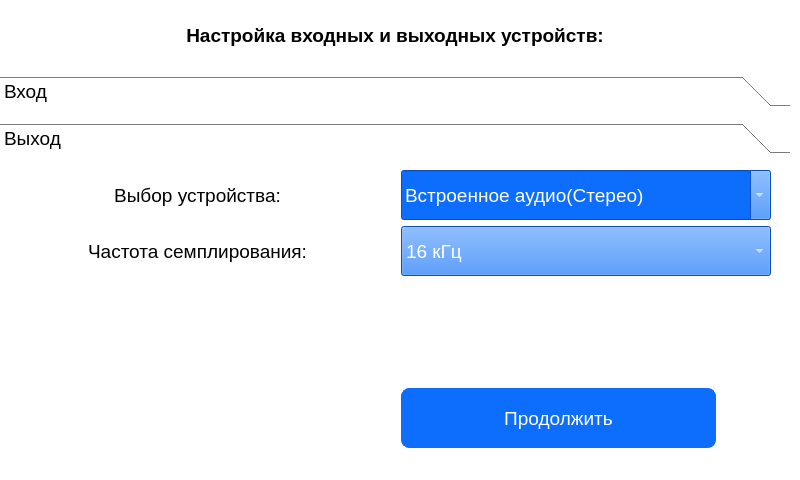
First picture: the form in win_client.ui, repository PloticynaEl/SDR, before the edit.
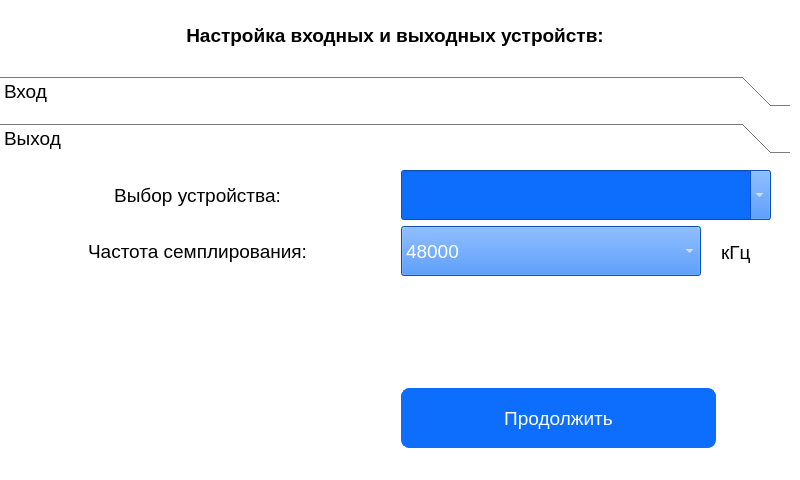
Second picture: the form after the edit. The open tabs and pages were chosen to show the change.

Diff of the .ui file:
```diff
--- a/win_client.ui
+++ b/win_client.ui
@@ -1078,7 +1078,7 @@
           <x>0</x>
           <y>0</y>
           <width>774</width>
-          <height>293</height>
+          <height>323</height>
          </rect>
         </property>
         <layout class="QFormLayout" name="formLayout_4">
@@ -1347,11 +1347,6 @@
            <property name="editable">
             <bool>true</bool>
            </property>
-           <item>
-            <property name="text">
-             <string>Встроенное аудио(Стерео)</string>
-            </property>
-           </item>
           </widget>
          </item>
          <item row="1" column="0">
@@ -1397,17 +1392,60 @@
            </property>
           </widget>
          </item>
+         <item row="2" column="1">
+          <widget class="QFrame" name="frame">
+           <property name="minimumSize">
+            <size>
+             <width>0</width>
+             <height>80</height>
+            </size>
+           </property>
+           <property name="frameShape">
+            <enum>QFrame::NoFrame</enum>
+           </property>
+           <property name="frameShadow">
+            <enum>QFrame::Raised</enum>
+           </property>
+          </widget>
+         </item>
          <item row="1" column="1">
-          <widget class="QComboBox" name="comboBox_output_samp_freq">
+          <widget class="QFrame" name="frame_2">
            <property name="minimumSize">
             <size>
              <width>370</width>
+             <height>60</height>
+            </size>
+           </property>
+           <property name="maximumSize">
+            <size>
+             <width>370</width>
+             <height>60</height>
+            </size>
+           </property>
+           <property name="frameShape">
+            <enum>QFrame::NoFrame</enum>
+           </property>
+           <property name="frameShadow">
+            <enum>QFrame::Raised</enum>
+           </property>
+           <widget class="QComboBox" name="comboBox_output_samp_freq_2">
+            <property name="geometry">
+             <rect>
+              <x>0</x>
+              <y>0</y>
+              <width>300</width>
              <height>50</height>
+             </rect>
+            </property>
+            <property name="minimumSize">
+             <size>
+              <width>300</width>
+              <height>50</height>
             </size>
            </property>
            <property name="maximumSize">
             <size>
-             <width>315</width>
+              <width>300</width>
              <height>50</height>
             </size>
            </property>
@@ -1620,14 +1658,14 @@
             </font>
            </property>
            <property name="currentText">
-            <string>16 кГц</string>
+             <string>48000</string>
            </property>
            <property name="currentIndex">
             <number>0</number>
            </property>
            <item>
             <property name="text">
-             <string>16 кГц</string>
+              <string>48000</string>
             </property>
            </item>
            <item>
@@ -1652,9 +1690,29 @@
            </item>
            <item>
             <property name="text">
-             <string>48 кГц</string>
-            </property>
-           </item>
+              <string>16000</string>
+             </property>
+            </item>
+           </widget>
+           <widget class="QLabel" name="label_4">
+            <property name="geometry">
+             <rect>
+              <x>320</x>
+              <y>0</y>
+              <width>41</width>
+              <height>52</height>
+             </rect>
+            </property>
+            <property name="font">
+             <font>
+              <family>Arial</family>
+              <pointsize>14</pointsize>
+             </font>
+            </property>
+            <property name="text">
+             <string>кГц</string>
+            </property>
+           </widget>
           </widget>
          </item>
          <item row="3" column="1">
@@ -1688,22 +1746,6 @@
            </property>
           </widget>
          </item>
-         <item row="2" column="1">
-          <widget class="QFrame" name="frame">
-           <property name="minimumSize">
-            <size>
-             <width>0</width>
-             <height>90</height>
-            </size>
-           </property>
-           <property name="frameShape">
-            <enum>QFrame::NoFrame</enum>
-           </property>
-           <property name="frameShadow">
-            <enum>QFrame::Raised</enum>
-           </property>
-          </widget>
-         </item>
         </layout>
        </widget>
       </widget>
```
Left out of the diff: 10 changed lines with no effect on the pictures. Lines whose indentation alone changed are shown as unchanged.
